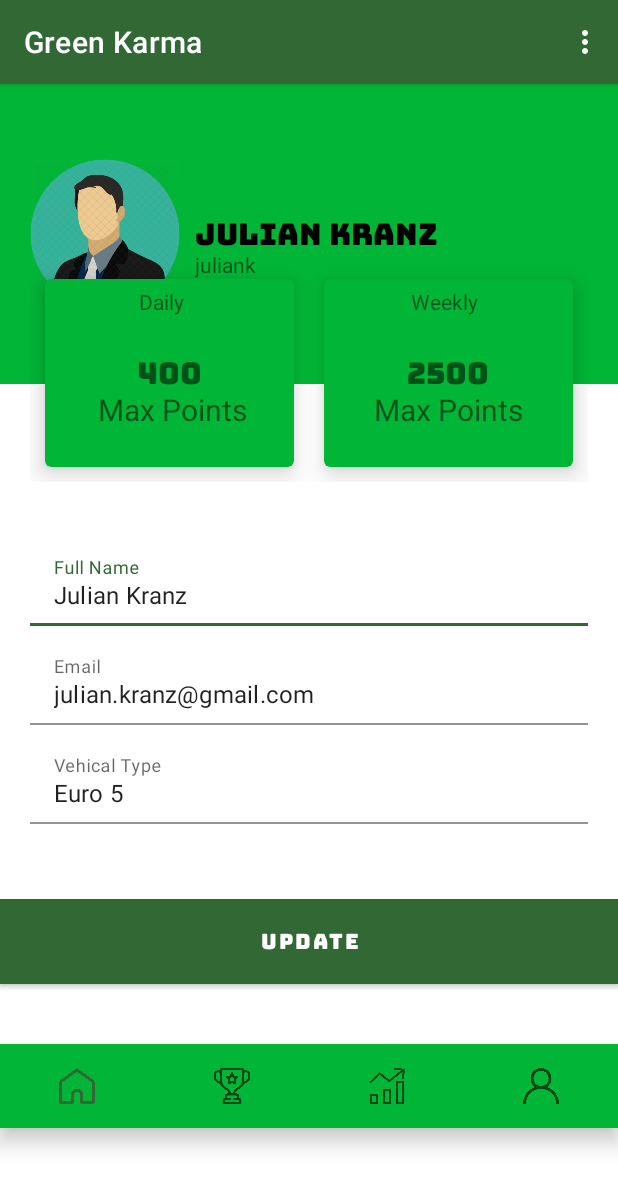
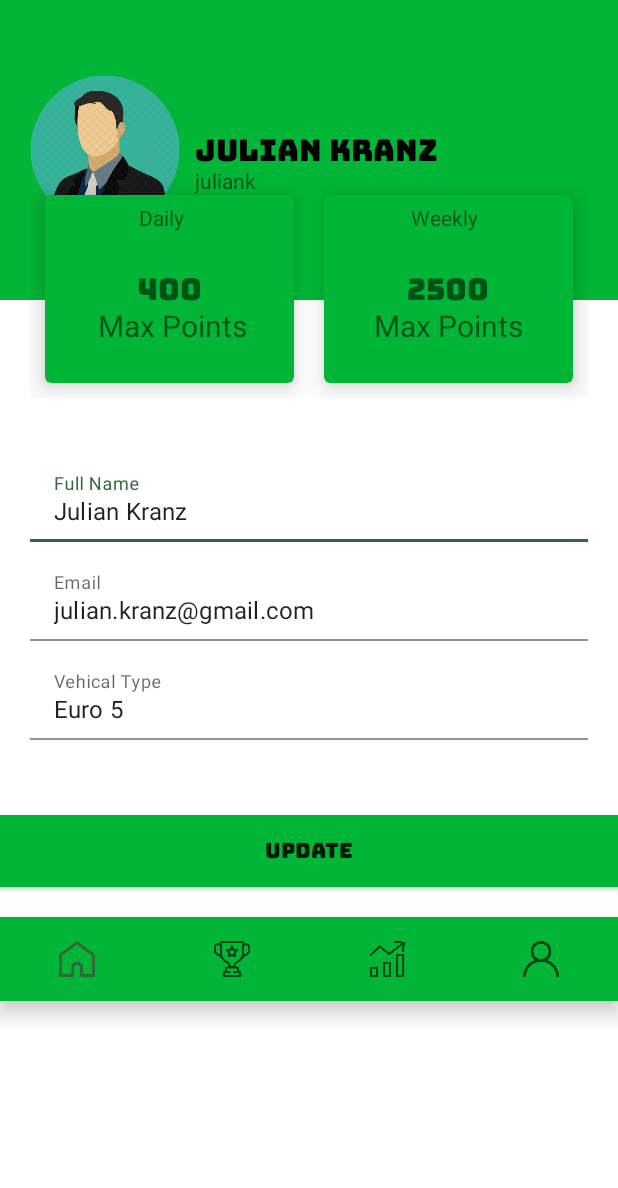
Before and after one commit to weirdkey/Green-Karma, an Android app: the UserProfile screen opened directly, with no data from a screen before it, on a phone screen of 412 x 824 dp. Shown: the top 1188 px of the screen. Run offline under Robolectric (Android 15) with nearby library versions, the phone set to English and light mode, and no system bars.

Commit message:
merge conflict123456789101234

```diff
--- a/MyFirstApp/app/src/main/java/com/example/myfirstapp/UserProfile.java
+++ b/MyFirstApp/app/src/main/java/com/example/myfirstapp/UserProfile.java
@@ -11,13 +11,15 @@ import android.widget.Toast;
 
 import androidx.appcompat.app.AppCompatActivity;
 
-public class UserProfile  extends AppCompatActivity {
+public class UserProfile  extends MainActivities {
+    private final int layoutID = R.layout.activity_profile;
+
 
     @Override
-    protected void onCreate(Bundle savedInstanceState) {
-        super.onCreate(savedInstanceState);
-        setContentView(R.layout.activity_profile);
+    int getLayoutId() {
+        return layoutID;
     }
+
 
     @Override
     public boolean onCreateOptionsMenu(Menu menu) {
--- a/MyFirstApp/app/src/main/res/layout/activity_profile.xml
+++ b/MyFirstApp/app/src/main/res/layout/activity_profile.xml
@@ -184,9 +184,8 @@
         android:layout_width="match_parent"
         android:layout_height="wrap_content"
         android:layout_marginTop="20dp"
-        android:layout_marginBottom="40dp"
-        android:background="#fece2f"
-        android:backgroundTint="#01B636"
+        android:layout_marginBottom="20dp"
+        android:background="#01B636"
         android:fontFamily="@font/bungee"
         android:text="UPDATE" />
 
```
